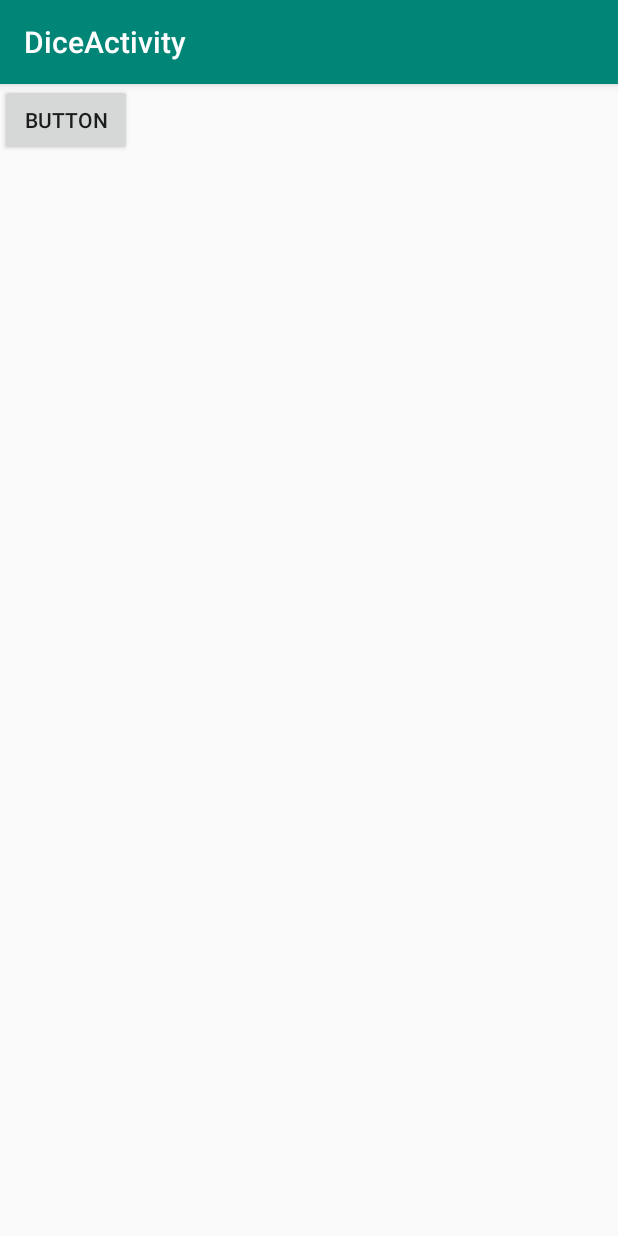
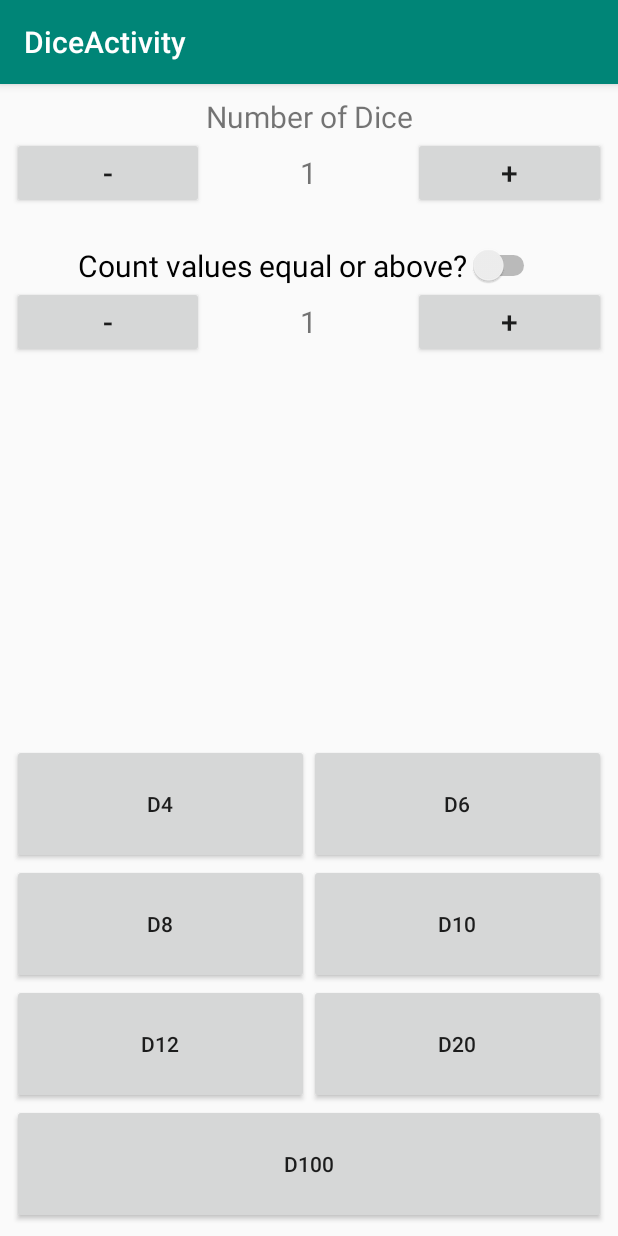
Before and after one commit to JC009/AftershockRPGSystem, an Android app: the DiceActivity screen opened directly, with no data from a screen before it, on a phone screen of 412 x 824 dp. Run offline under Robolectric (Android 15) with nearby library versions, the phone set to English and light mode, and no system bars.

Commit message:
Some changes to dice

```diff
--- a/app/src/main/java/com/example/aftershockrpgsystem/dice_simulator/DiceActivity.kt
+++ b/app/src/main/java/com/example/aftershockrpgsystem/dice_simulator/DiceActivity.kt
@@ -9,8 +9,12 @@ import com.example.aftershockrpgsystem.R
 
 import kotlinx.android.synthetic.main.activity_dice.*
 import kotlinx.android.synthetic.main.content_dice.*
+import kotlinx.android.synthetic.main.dice_dialog.*
+import kotlin.random.Random
 
 class DiceActivity : AppCompatActivity() {
+
+    public var dialogText = "0"
 
 
     override fun onCreate(savedInstanceState: Bundle?) {
@@ -18,13 +22,45 @@ class DiceActivity : AppCompatActivity() {
         setContentView(R.layout.activity_dice)
         setSupportActionBar(toolbar)
 
-        button_dice.setOnClickListener {
-            showDialog(it)
+        button_d4.setOnClickListener {
+            showDialog(it, 4)
+        }
+
+        button_d6.setOnClickListener {
+            showDialog(it, 6)
+        }
+
+        button_d8.setOnClickListener {
+            showDialog(it, 8)
+        }
+
+        button_d10.setOnClickListener {
+            showDialog(it, 10)
+        }
+
+        button_d12.setOnClickListener {
+            showDialog(it, 12)
+        }
+        button_d20.setOnClickListener {
+            showDialog(it, 20)
+        }
+
+        button_d100.setOnClickListener {
+            showDialog(it, 100)
         }
     }
 
-    private fun showDialog (view: View)
+    private fun randomNumber (i: Int): Int
     {
+        return Random.nextInt(1,i+1)
+    }
+
+    private fun showDialog (view: View, dice: Int)
+    {
+        val number = randomNumber(dice)
+
+
+
         val builder : AlertDialog.Builder = AlertDialog.Builder(this)
         val inflater : LayoutInflater = layoutInflater
         val view : View = inflater.inflate(R.layout.dice_dialog, null)
@@ -47,5 +83,4 @@ class DiceActivity : AppCompatActivity() {
         val dialog : AlertDialog = builder.create()
         dialog.show()
     }
-
 }
--- a/app/src/main/res/layout/content_dice.xml
+++ b/app/src/main/res/layout/content_dice.xml
@@ -1,38 +1,171 @@
 <?xml version="1.0" encoding="utf-8"?>
-<FrameLayout xmlns:android="http://schemas.android.com/apk/res/android"
+<LinearLayout xmlns:android="http://schemas.android.com/apk/res/android"
     xmlns:app="http://schemas.android.com/apk/res-auto"
     xmlns:tools="http://schemas.android.com/tools"
     android:layout_width="match_parent"
     android:layout_height="match_parent"
     app:layout_behavior="@string/appbar_scrolling_view_behavior"
     tools:context=".dice_simulator.DiceActivity"
-    tools:showIn="@layout/activity_dice">
+    tools:showIn="@layout/activity_dice"
+    android:layout_margin="8dp"
+    android:orientation="vertical">
+
+    <TextView
+        android:layout_width="match_parent"
+        android:layout_height="wrap_content"
+        android:text="@string/number_of_dice"
+        android:textAlignment="center"
+        android:textSize="20sp"/>
+
+    <LinearLayout
+        android:layout_width="match_parent"
+        android:layout_height="wrap_content"
+        android:orientation="horizontal">
+
+        <Button
+            android:id="@+id/button_minusDiceNumber"
+            android:layout_width="0dp"
+            android:layout_height="wrap_content"
+            android:layout_weight="1"
+            android:textSize="20sp"
+            android:text="-" />
+
+        <TextView
+            android:id="@+id/textView_numberOfDice"
+            android:layout_width="wrap_content"
+            android:layout_height="wrap_content"
+            android:textAlignment="center"
+            android:layout_weight="1"
+            android:textSize="20sp"
+            android:text="1" />
+
+        <Button
+            android:id="@+id/button_plusDiceNumber"
+            android:layout_width="0dp"
+            android:layout_height="wrap_content"
+            android:layout_weight="1"
+            android:textSize="20sp"
+            android:text="+" />
+
+    </LinearLayout>
+
+    <Switch
+        android:id="@+id/switch_count"
+        android:layout_width="wrap_content"
+        android:layout_height="wrap_content"
+        android:layout_gravity="center"
+        android:layout_marginTop="24dp"
+        android:textSize="20sp"
+        android:text="Count values equal or above?" />
+
+    <LinearLayout
+        android:layout_width="match_parent"
+        android:layout_height="wrap_content"
+        android:orientation="horizontal">
+
+        <Button
+            android:id="@+id/button_minusCount"
+            android:layout_width="0dp"
+            android:layout_height="wrap_content"
+            android:layout_weight="1"
+            android:text="-"
+            android:textSize="20sp" />
+
+        <TextView
+            android:id="@+id/textView_countValue"
+            android:layout_width="wrap_content"
+            android:layout_height="wrap_content"
+            android:layout_weight="1"
+            android:text="1"
+            android:textAlignment="center"
+            android:textSize="20sp" />
+
+        <Button
+            android:id="@+id/button_plusCount"
+            android:layout_width="0dp"
+            android:layout_height="wrap_content"
+            android:layout_weight="1"
+            android:text="+"
+            android:textSize="20sp" />
+    </LinearLayout>
 
     <TableLayout
         android:layout_width="match_parent"
-        android:layout_height="match_parent">
+        android:layout_height="match_parent"
+        android:gravity="bottom"
+        android:layout_marginTop="24dp">
 
         <TableRow
             android:layout_width="match_parent"
-            android:layout_height="match_parent" >
+            android:layout_height="wrap_content">
 
             <Button
-                android:id="@+id/button_dice"
+                android:id="@+id/button_d4"
                 android:layout_width="wrap_content"
-                android:layout_height="wrap_content"
-                android:text="Button" />
+                android:layout_height="80dp"
+                android:layout_weight="1"
+                android:text="D4" />
+
+            <Button
+                android:id="@+id/button_d6"
+                android:layout_width="wrap_content"
+                android:layout_height="80dp"
+                android:layout_weight="1"
+                android:text="D6" />
+
         </TableRow>
 
         <TableRow
             android:layout_width="match_parent"
-            android:layout_height="match_parent" />
+            android:layout_height="match_parent">
+
+            <Button
+                android:id="@+id/button_d8"
+                android:layout_width="wrap_content"
+                android:layout_height="80dp"
+                android:layout_weight="1"
+                android:text="D8" />
+
+            <Button
+                android:id="@+id/button_d10"
+                android:layout_width="wrap_content"
+                android:layout_height="80dp"
+                android:layout_weight="1"
+                android:text="D10" />
+
+        </TableRow>
 
         <TableRow
             android:layout_width="match_parent"
-            android:layout_height="match_parent" />
+            android:layout_height="match_parent">
+
+            <Button
+                android:id="@+id/button_d12"
+                android:layout_width="wrap_content"
+                android:layout_height="80dp"
+                android:layout_weight="1"
+                android:text="D12" />
+
+            <Button
+                android:id="@+id/button_d20"
+                android:layout_width="wrap_content"
+                android:layout_height="80dp"
+                android:layout_weight="1"
+                android:text="D20" />
+
+        </TableRow>
 
         <TableRow
             android:layout_width="match_parent"
-            android:layout_height="match_parent" />
+            android:layout_height="match_parent">
+
+            <Button
+                android:id="@+id/button_d100"
+                android:layout_width="wrap_content"
+                android:layout_height="80dp"
+                android:layout_weight="1"
+                android:text="D100" />
+        </TableRow>
     </TableLayout>
-</FrameLayout>
+
+</LinearLayout>
--- a/app/src/main/res/layout/dice_dialog.xml
+++ b/app/src/main/res/layout/dice_dialog.xml
@@ -1,11 +1,15 @@
 <?xml version="1.0" encoding="utf-8"?>
-<LinearLayout xmlns:android="http://schemas.android.com/apk/res/android"
-    android:orientation="vertical" android:layout_width="match_parent"
-    android:layout_height="match_parent">
+<FrameLayout xmlns:android="http://schemas.android.com/apk/res/android"
+    xmlns:tools="http://schemas.android.com/tools"
+    android:layout_width="match_parent"
+    android:layout_height="match_parent"
+    android:orientation="vertical">
 
     <TextView
-        android:id="@+id/textView"
-        android:layout_width="match_parent"
+        android:id="@+id/textView_dialog"
+        android:layout_width="wrap_content"
         android:layout_height="wrap_content"
-        android:text="DIALOG TEST" />
-</LinearLayout>
+        android:layout_gravity="center"
+        android:text="TEXT"
+        android:textSize="40dp" />
+</FrameLayout>
--- a/app/src/main/res/values/strings.xml
+++ b/app/src/main/res/values/strings.xml
@@ -28,4 +28,5 @@
     <string name="damage">Damage</string>
     <string name="pellets">Pellets</string>
     <string name="title_activity_dice">DiceActivity</string>
+    <string name="number_of_dice">Number of Dice</string>
 </resources>
```
